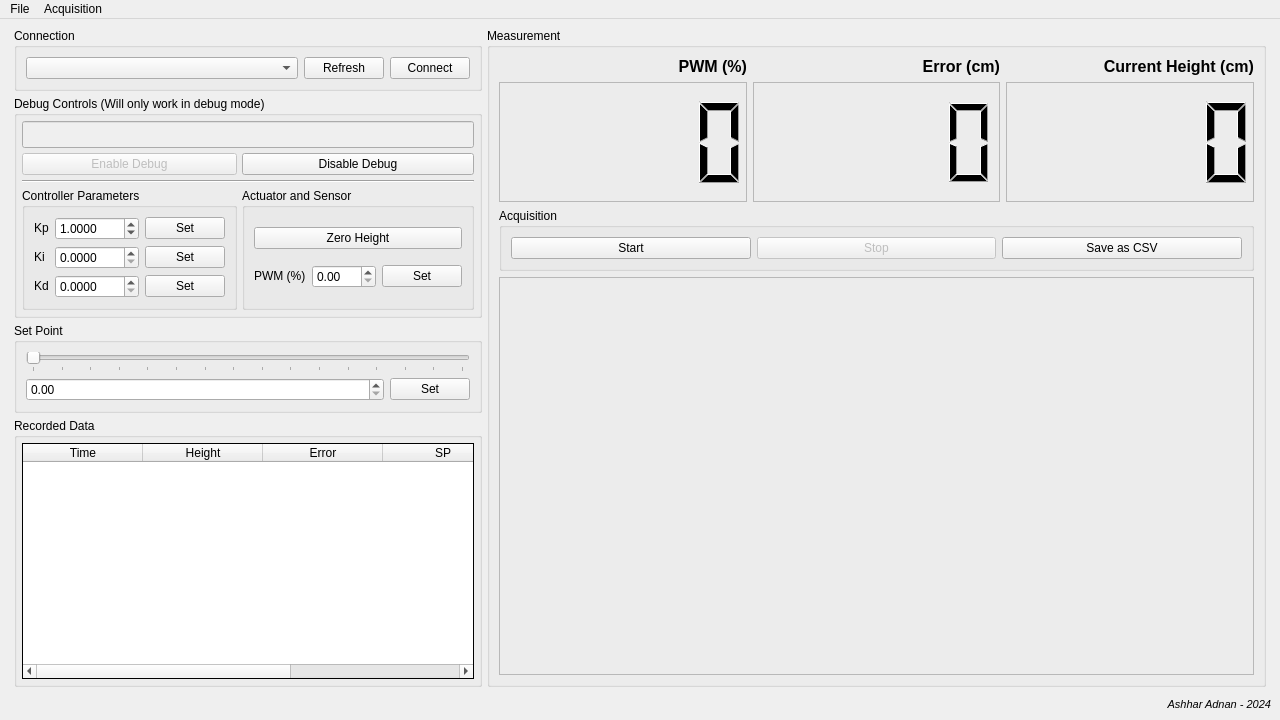
First picture: the form in Interface/CSLK-Interface/layout.ui, repository ashharadnan/Control-System-Learning-Kit, before the edit.
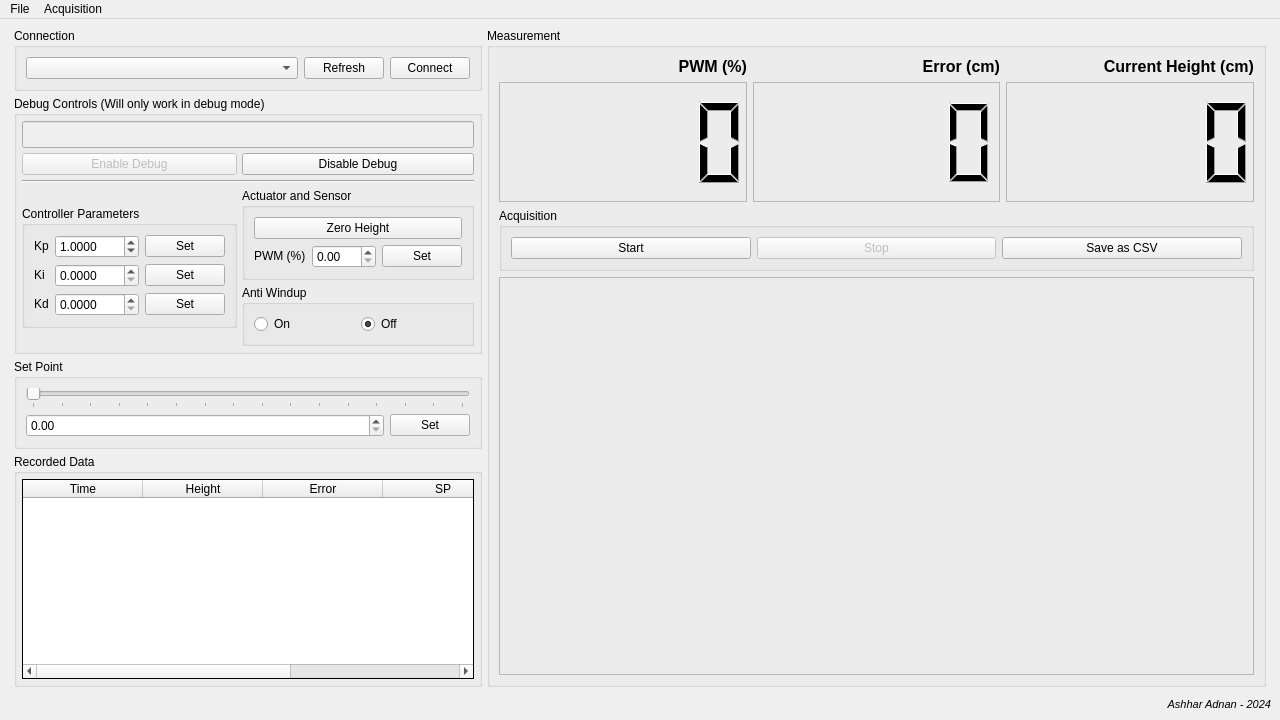
Second picture: the form after the edit. Icons and pictures are not drawn.

Commit message: Fixed antiwindup. Fixed crashing bug. Table implemented. Antiwindup toggle in gui

Diff of the .ui file:
```diff
--- a/Interface/CSLK-Interface/layout.ui
+++ b/Interface/CSLK-Interface/layout.ui
@@ -222,7 +222,33 @@
                </property>
               </widget>
              </item>
-             <item row="3" column="0">
+             <item row="4" column="1">
+              <widget class="QGroupBox" name="groupBox_9">
+               <property name="title">
+                <string>Anti Windup</string>
+               </property>
+               <layout class="QGridLayout" name="gridLayout_9">
+                <item row="0" column="0">
+                 <widget class="QRadioButton" name="radioWindOn">
+                  <property name="text">
+                   <string>On</string>
+                  </property>
+                 </widget>
+                </item>
+                <item row="0" column="1">
+                 <widget class="QRadioButton" name="radioWindOff">
+                  <property name="text">
+                   <string>Off</string>
+                  </property>
+                  <property name="checked">
+                   <bool>true</bool>
+                  </property>
+                 </widget>
+                </item>
+               </layout>
+              </widget>
+             </item>
+             <item row="3" column="0" rowspan="2">
               <widget class="QGroupBox" name="groupBox_2">
                <property name="sizePolicy">
                 <sizepolicy hsizetype="Minimum" vsizetype="Fixed">
```
Left out of the diff: 104 changed lines with no effect on the pictures. The commit also changes 5 other files.
